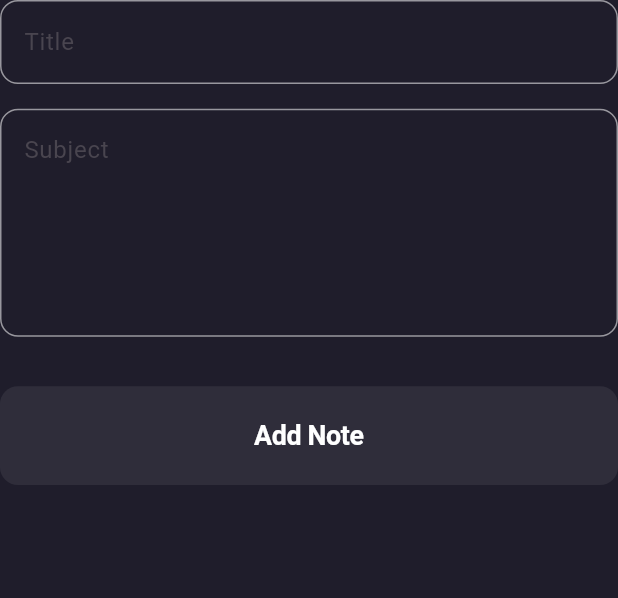
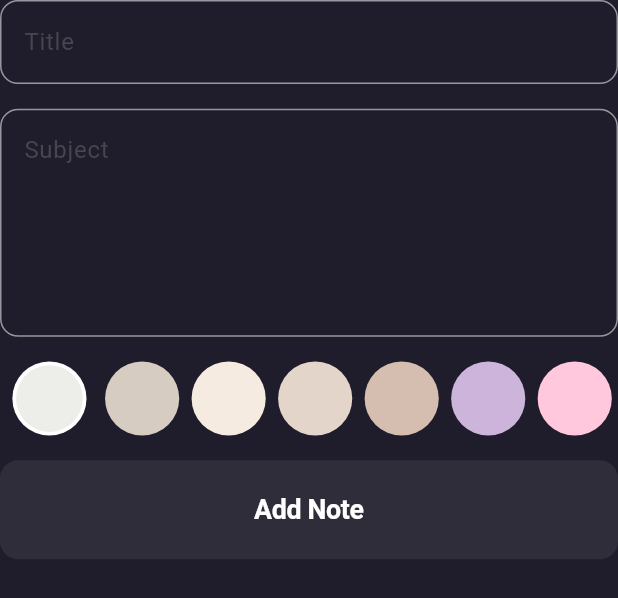
Before and after one commit to Anas-Nabih/Daily-Notes, a Flutter app: the AddNoteForm widget shown alone on an empty page, opened directly, on a phone screen of 412 x 824 dp. Shown: the top 598 px of the screen. Run offline on Flutter 3.47's test engine with Material 2 defaults, Android fonts, the phone set to English and light mode, and no system bars; our stand-ins replace bloc, flutter_bloc, flutter_svg, hive, hive_flutter, modal_progress_hud_nsn and 1 more; accounts and stored records are empty.

Commit message:
add color list to change note backGround

```diff
--- a/lib/cubits/add_note_cubit/add_note_cubit.dart
+++ b/lib/cubits/add_note_cubit/add_note_cubit.dart
@@ -9,6 +9,8 @@ part 'add_note_state.dart';
 class AddNoteCubit extends Cubit<AddNoteState> {
   AddNoteCubit() : super(AddNoteInitial());
 
+
+  int currentIndex = 0;
 
 
   addNote(NoteModel note) async {
@@ -24,4 +26,9 @@ class AddNoteCubit extends Cubit<AddNoteState> {
       print(e.toString());
     }
   }
+
+  changeColor({required int index}){
+    currentIndex = index;
+    emit(AddNoteColorChanged());
+  }
 }
--- a/lib/cubits/add_note_cubit/add_note_state.dart
+++ b/lib/cubits/add_note_cubit/add_note_state.dart
@@ -9,6 +9,8 @@ class AddNoteLoading extends AddNoteState {}
 
 class AddNoteSuccess extends AddNoteState {}
 
+class AddNoteColorChanged extends AddNoteState {}
+
 class AddNoteFailure extends AddNoteState {
   AddNoteFailure({required this.errorMsg});
 
--- a/lib/views/notes_view/notes_view.dart
+++ b/lib/views/notes_view/notes_view.dart
@@ -15,8 +15,7 @@ class NotesView extends StatelessWidget {
         showModalBottomSheet(
             isScrollControlled: true,
             backgroundColor: MColors.kDarkScaffoldBG,
-            shape:
-                RoundedRectangleBorder(borderRadius: BorderRadius.circular(12)),
+            shape: RoundedRectangleBorder(borderRadius: BorderRadius.circular(12)),
             context: context,
             builder: (context) => const AddNoteBottomSheet());
       }),
--- a/lib/widgets/add_note_form.dart
+++ b/lib/widgets/add_note_form.dart
@@ -3,6 +3,7 @@ import 'package:flutter_bloc/flutter_bloc.dart';
 import 'package:notes_app/comman_utils/comman_utils.dart';
 import 'package:notes_app/cubits/add_note_cubit/add_note_cubit.dart';
 import 'package:notes_app/models/note_model.dart';
+import 'package:notes_app/widgets/colors_list_view.dart';
 import 'package:notes_app/widgets/custom_button.dart';
 import 'package:notes_app/widgets/custom_text_field.dart';
 import 'package:sizer/sizer.dart';
@@ -31,11 +32,10 @@ class _AddNoteFormState extends State<AddNoteForm> {
           children: [
             CustomTextField(hintText: "Title", onSaved: (val) => title = val),
             SizedBox(height: 2.h),
-            CustomTextField(
-                hintText: "Subject",
-                maxLines: 5,
-                onSaved: (val) => subTitle = val),
-            SizedBox(height: 4.h),
+            CustomTextField(hintText: "Subject", maxLines: 5, onSaved: (val) => subTitle = val),
+            SizedBox(height: 2.h),
+            const ColorsListView(),
+            SizedBox(height: 2.h),
             BlocBuilder<AddNoteCubit, AddNoteState>(
               builder: (context, state) {
                 return CustomButton(
@@ -54,13 +54,12 @@ class _AddNoteFormState extends State<AddNoteForm> {
                       BlocProvider.of<AddNoteCubit>(context).addNote(note);
                     } else {
                       _autoValidateMode = AutovalidateMode.always;
-                      setState(() {});
                     }
                   },
                 );
               },
             ),
-            SizedBox(height: 4.h),
+            SizedBox(height: 2.h),
           ],
         ),
       ),
--- /dev/null
+++ b/lib/widgets/colors_list_view.dart
@@ -0,0 +1,86 @@
+import 'package:flutter/material.dart';
+import 'package:flutter_bloc/flutter_bloc.dart';
+import 'package:notes_app/cubits/add_note_cubit/add_note_cubit.dart';
+import 'package:sizer/sizer.dart';
+
+class ColorsListView extends StatefulWidget {
+  const ColorsListView({Key? key}) : super(key: key);
+
+  @override
+  State<ColorsListView> createState() => _ColorsListViewState();
+}
+
+class _ColorsListViewState extends State<ColorsListView> {
+  int currentIndex = 0;
+  List<Color> colors = [
+    const Color(0xffedede9),
+   const Color(0xffd6ccc2),
+   const Color(0xfff5ebe0),
+   const Color(0xffe3d5ca),
+   const Color(0xffd5bdaf),
+   const Color(0xffcdb4db),
+   const Color(0xffffc8dd),
+   const Color(0xffffafcc),
+   const Color(0xffbde0fe),
+   const Color(0xffa2d2ff),
+   const Color(0xffccd5ae),
+   const Color(0xffe9edc9),
+   const Color(0xfffefae0),
+   const Color(0xfffaedcd),
+   const Color(0xffd4a373),
+   const Color(0xffddbea9),
+   const Color(0xffffe8d6),
+   const Color(0xffb7b7a4),
+   const Color(0xffa5a58d),
+   const Color(0xff6b705c),
+    Colors.black26,
+    Colors.black
+  ];
+
+  @override
+  Widget build(BuildContext context) {
+    return SizedBox(
+      height: 3.h * 2,
+      child: BlocBuilder<AddNoteCubit,AddNoteState>(
+        builder: (context, state) => ListView.builder(
+          scrollDirection: Axis.horizontal,
+          itemCount: colors.length,
+          itemBuilder: (context, index) => GestureDetector(
+              onTap: () {
+                currentIndex = index;
+                setState(() {});
+              },
+              child: ColorItem(color:colors[index],isActive: currentIndex == index)),
+        ),
+      ),
+    );
+  }
+}
+
+class ColorItem extends StatefulWidget {
+  const ColorItem({
+    Key? key,
+    required this.isActive, required this.color,
+  }) : super(key: key);
+
+  final bool isActive;
+  final Color color;
+
+  @override
+  State<ColorItem> createState() => _ColorItemState();
+}
+
+class _ColorItemState extends State<ColorItem> {
+  @override
+  Widget build(BuildContext context) {
+    return Padding(
+        padding: EdgeInsets.symmetric(horizontal: 1.w),
+        child: widget.isActive
+            ? CircleAvatar(
+                radius: 3.5.h,
+                backgroundColor: Colors.white,
+                child: CircleAvatar(radius: 2.7.h, backgroundColor: widget.color),
+              )
+            : CircleAvatar(radius: 3.h, backgroundColor: widget.color));
+  }
+}
```
